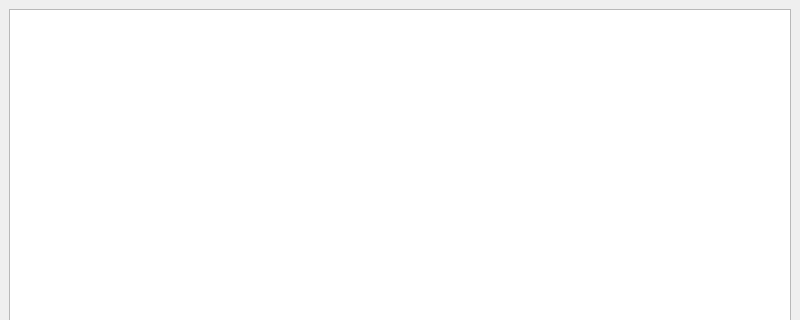
Before: the Qt Designer form mainwindow.ui in Faz0lek/vut-fit-icp, drawn with Qt 5; both pictures show x 0 to 800 and y 0 to 320 of the 800 by 600 pixel window.
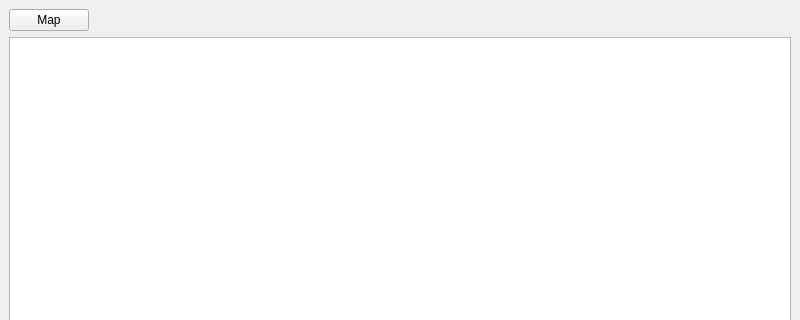
After: the same form once the commit is applied.

Commit message: Map is now opened on button click

```diff
--- a/mainwindow.ui
+++ b/mainwindow.ui
@@ -14,11 +14,35 @@
    <string>Public Transport</string>
   </property>
   <widget class="QWidget" name="centralwidget">
-   <layout class="QHBoxLayout" name="horizontalLayout">
+   <layout class="QVBoxLayout" name="verticalLayout">
+    <item>
+     <layout class="QHBoxLayout" name="horizontalLayout">
+      <item>
+       <widget class="QPushButton" name="openMapButton">
+        <property name="text">
+         <string>Map</string>
+        </property>
+       </widget>
+      </item>
+      <item>
+       <spacer name="horizontalSpacer">
+        <property name="orientation">
+         <enum>Qt::Horizontal</enum>
+        </property>
+        <property name="sizeHint" stdset="0">
+         <size>
+          <width>40</width>
+          <height>20</height>
+         </size>
+        </property>
+       </spacer>
+      </item>
+     </layout>
+    </item>
     <item>
      <widget class="QGraphicsView" name="graphicsView">
       <property name="sizePolicy">
-       <sizepolicy hsizetype="Expanding" vsizetype="Expanding">
+       <sizepolicy hsizetype="MinimumExpanding" vsizetype="MinimumExpanding">
         <horstretch>0</horstretch>
         <verstretch>0</verstretch>
        </sizepolicy>
```
The commit also changes 2 other files.
